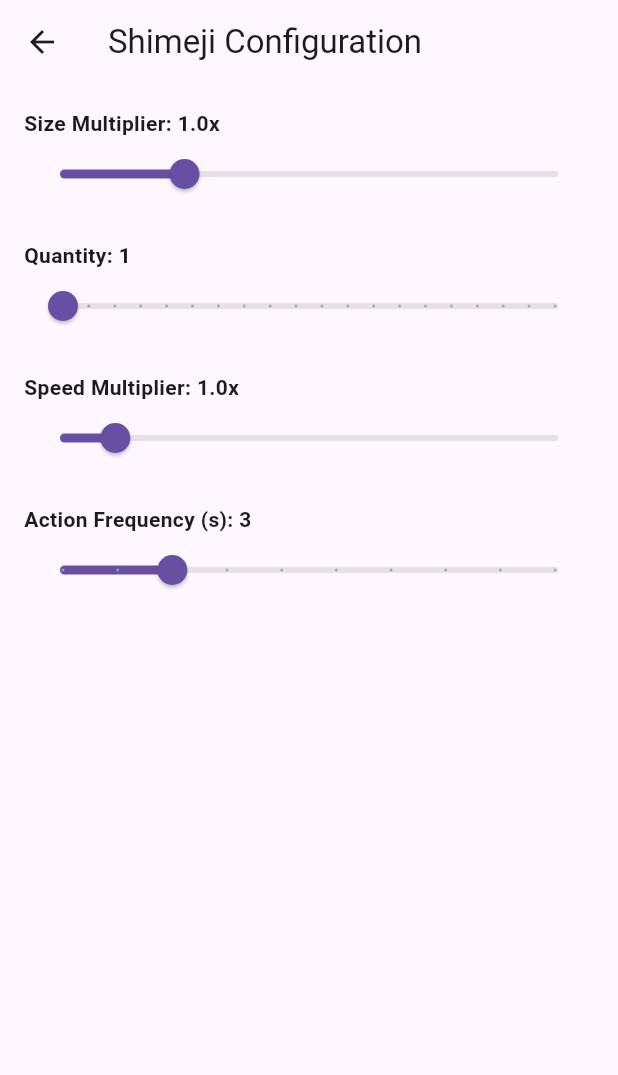
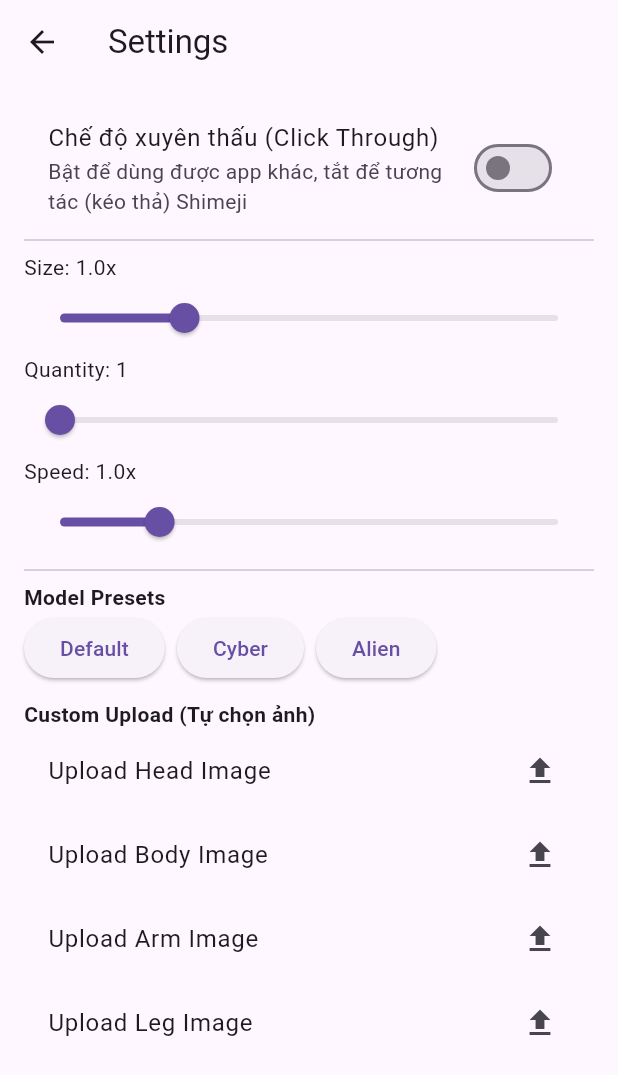
Before and after one commit to goddie9x/t_screen_funny_animation, a Flutter app: the screen it shows after launch, after a tap on the "settings" icon, on a phone screen of 412 x 824 dp. Shown: the top 1075 px of the screen. Run offline on Flutter 3.47's test engine with Material 3 defaults, Android fonts, the light colour scheme and no system bars; our stand-ins replace image_picker, shared_preferences; missing offline and left inert: flutter_overlay_window.

Commit message:
feat: add more activity for model, can setting model and trransparency

```diff
--- a/lib/screens/home_screen.dart
+++ b/lib/screens/home_screen.dart
@@ -1,7 +1,6 @@
 import 'dart:io';
 import 'package:flutter/material.dart';
 import 'package:flutter_overlay_window/flutter_overlay_window.dart';
-import 'package:permission_handler/permission_handler.dart';
 import '../utils/config.dart';
 import '../widgets/shimeji_character.dart';
 import 'settings_screen.dart';
@@ -16,16 +15,9 @@
   @override
   void initState() {
     super.initState();
-    _requestOverlayPermission();
     AppConfig.instance.addListener(() {
       if (mounted) setState(() {});
     });
-  }
-
-  Future<void> _requestOverlayPermission() async {
-    if (Platform.isAndroid && await Permission.systemAlertWindow.isDenied) {
-      await Permission.systemAlertWindow.request();
-    }
   }
 
   @override
@@ -37,14 +29,17 @@
         actions: [
           IconButton(
             icon: const Icon(Icons.desktop_windows),
-            tooltip: 'Start Background Overlay',
             onPressed: () async {
               if (Platform.isAndroid) {
+                bool isGranted = await FlutterOverlayWindow.isPermissionGranted();
+                if (!isGranted) await FlutterOverlayWindow.requestPermission();
                 if (await FlutterOverlayWindow.isActive()) return;
                 await FlutterOverlayWindow.showOverlay(
-                  flag: OverlayFlag.defaultFlag,
-                  alignment: OverlayAlignment.topLeft,
+                  flag: AppConfig.instance.isClickThrough ? OverlayFlag.clickThrough : OverlayFlag.defaultFlag,
+                  alignment: OverlayAlignment.center,
                   visibility: NotificationVisibility.visibilitySecret,
+                  height: WindowSize.matchParent,
+                  width: WindowSize.matchParent,
                 );
               }
             },
--- a/lib/screens/settings_screen.dart
+++ b/lib/screens/settings_screen.dart
@@ -1,4 +1,5 @@
 import 'package:flutter/material.dart';
+import 'package:image_picker/image_picker.dart';
 import '../utils/config.dart';
 
 class SettingsScreen extends StatefulWidget {
@@ -8,49 +9,63 @@
 }
 
 class _SettingsScreenState extends State<SettingsScreen> {
-  late int count; late double speed; late int freq; late double size;
-
-  @override
-  void initState() {
-    super.initState();
-    count = AppConfig.instance.shimejiCount;
-    speed = AppConfig.instance.speedMultiplier;
-    freq = AppConfig.instance.actionFrequency;
-    size = AppConfig.instance.sizeMultiplier;
-  }
+  final ImagePicker _picker = ImagePicker();
 
   @override
   Widget build(BuildContext context) {
+    final cfg = AppConfig.instance;
     return Scaffold(
-      appBar: AppBar(title: const Text('Shimeji Configuration')),
+      appBar: AppBar(title: const Text('Settings')),
       body: ListView(
         padding: const EdgeInsets.all(16),
         children: [
-          Text('Size Multiplier: ${size.toStringAsFixed(1)}x', style: const TextStyle(fontWeight: FontWeight.bold)),
-          Slider(value: size, min: 0.5, max: 2.5, onChanged: (v) {
-            setState(() => size = v);
-            AppConfig.instance.updateSize(size);
-          }),
-          const SizedBox(height: 20),
-          Text('Quantity: $count', style: const TextStyle(fontWeight: FontWeight.bold)),
-          Slider(value: count.toDouble(), min: 1, max: 20, divisions: 19, onChanged: (v) {
-            setState(() => count = v.toInt());
-            AppConfig.instance.updateCount(count);
-          }),
-          const SizedBox(height: 20),
-          Text('Speed Multiplier: ${speed.toStringAsFixed(1)}x', style: const TextStyle(fontWeight: FontWeight.bold)),
-          Slider(value: speed, min: 0.5, max: 5.0, onChanged: (v) {
-            setState(() => speed = v);
-            AppConfig.instance.updateSpeed(speed);
-          }),
-          const SizedBox(height: 20),
-          Text('Action Frequency (s): $freq', style: const TextStyle(fontWeight: FontWeight.bold)),
-          Slider(value: freq.toDouble(), min: 1, max: 10, divisions: 9, onChanged: (v) {
-            setState(() => freq = v.toInt());
-            AppConfig.instance.updateFrequency(freq);
-          }),
+          SwitchListTile(
+            title: const Text('Chế độ xuyên thấu (Click Through)'),
+            subtitle: const Text('Bật để dùng được app khác, tắt để tương tác (kéo thả) Shimeji'),
+            value: cfg.isClickThrough,
+            onChanged: (v) { cfg.isClickThrough = v; cfg.save(); setState((){}); },
+          ),
+          const Divider(),
+          Text('Size: ${cfg.sizeMultiplier.toStringAsFixed(1)}x'),
+          Slider(value: cfg.sizeMultiplier, min: 0.5, max: 2.5, onChanged: (v) { cfg.sizeMultiplier = v; cfg.save(); setState((){}); }),
+          Text('Quantity: ${cfg.shimejiCount}'),
+          Slider(value: cfg.shimejiCount.toDouble(), min: 1, max: 10, onChanged: (v) { cfg.shimejiCount = v.toInt(); cfg.save(); setState((){}); }),
+          Text('Speed: ${cfg.speedMultiplier.toStringAsFixed(1)}x'),
+          Slider(value: cfg.speedMultiplier, min: 0.5, max: 3.0, onChanged: (v) { cfg.speedMultiplier = v; cfg.save(); setState((){}); }),
+          const Divider(),
+          const Text('Model Presets', style: TextStyle(fontWeight: FontWeight.bold)),
+          Wrap(
+            spacing: 8,
+            children: [
+              ElevatedButton(onPressed: () { cfg.mode = 'preset'; cfg.presetId = 0; cfg.save(); setState((){}); }, child: const Text('Default')),
+              ElevatedButton(onPressed: () { cfg.mode = 'preset'; cfg.presetId = 1; cfg.save(); setState((){}); }, child: const Text('Cyber')),
+              ElevatedButton(onPressed: () { cfg.mode = 'preset'; cfg.presetId = 2; cfg.save(); setState((){}); }, child: const Text('Alien')),
+            ],
+          ),
+          const SizedBox(height: 10),
+          const Text('Custom Upload (Tự chọn ảnh)', style: TextStyle(fontWeight: FontWeight.bold)),
+          _buildUploadBtn('Head', (path) => cfg.headImg = path),
+          _buildUploadBtn('Body', (path) => cfg.bodyImg = path),
+          _buildUploadBtn('Arm', (path) => cfg.armImg = path),
+          _buildUploadBtn('Leg', (path) => cfg.legImg = path),
         ],
       ),
     );
   }
+
+  Widget _buildUploadBtn(String part, Function(String) onSet) {
+    return ListTile(
+      title: Text('Upload $part Image'),
+      trailing: const Icon(Icons.upload),
+      onTap: () async {
+        final xfile = await _picker.pickImage(source: ImageSource.gallery);
+        if (xfile != null) {
+          onSet(xfile.path);
+          AppConfig.instance.mode = 'custom';
+          AppConfig.instance.save();
+          setState((){});
+        }
+      },
+    );
+  }
 }
--- a/lib/utils/config.dart
+++ b/lib/utils/config.dart
@@ -1,4 +1,6 @@
 import 'package:flutter/material.dart';
+import 'package:shared_preferences/shared_preferences.dart';
+import 'package:flutter_overlay_window/flutter_overlay_window.dart';
 
 class AppConfig extends ChangeNotifier {
   static final AppConfig instance = AppConfig._internal();
@@ -8,22 +10,54 @@
   double speedMultiplier = 1.0;
   int actionFrequency = 3;
   double sizeMultiplier = 1.0;
+  bool isClickThrough = false;
 
-  Color headColor = Colors.orange;
-  Color bodyColor = Colors.blue;
-  Color armColor = Colors.blueGrey;
-  Color legColor = Colors.brown;
+  String mode = 'preset';
+  int presetId = 0;
+  String? headImg, bodyImg, armImg, legImg;
 
-  IconData? headIcon, bodyIcon, armIcon, legIcon;
+  Future<void> load() async {
+    final prefs = await SharedPreferences.getInstance();
+    shimejiCount = prefs.getInt('count') ?? 1;
+    speedMultiplier = prefs.getDouble('speed') ?? 1.0;
+    actionFrequency = prefs.getInt('freq') ?? 3;
+    sizeMultiplier = prefs.getDouble('size') ?? 1.0;
+    isClickThrough = prefs.getBool('clickThrough') ?? false;
+    mode = prefs.getString('mode') ?? 'preset';
+    presetId = prefs.getInt('presetId') ?? 0;
+    headImg = prefs.getString('headImg');
+    bodyImg = prefs.getString('bodyImg');
+    armImg = prefs.getString('armImg');
+    legImg = prefs.getString('legImg');
 
-  void updateCount(int c) { shimejiCount = c; notifyListeners(); }
-  void updateSpeed(double s) { speedMultiplier = s; notifyListeners(); }
-  void updateFrequency(int f) { actionFrequency = f; notifyListeners(); }
-  void updateSize(double s) { sizeMultiplier = s; notifyListeners(); }
-
-  void updateStyle(Color h, Color b, Color a, Color l, {IconData? hi, IconData? bi, IconData? ai, IconData? li}) {
-    headColor = h; bodyColor = b; armColor = a; legColor = l;
-    headIcon = hi; bodyIcon = bi; armIcon = ai; legIcon = li;
+    _updateFlag();
     notifyListeners();
   }
+
+  Future<void> save() async {
+    final prefs = await SharedPreferences.getInstance();
+    await prefs.setInt('count', shimejiCount);
+    await prefs.setDouble('speed', speedMultiplier);
+    await prefs.setInt('freq', actionFrequency);
+    await prefs.setDouble('size', sizeMultiplier);
+    await prefs.setBool('clickThrough', isClickThrough);
+    await prefs.setString('mode', mode);
+    await prefs.setInt('presetId', presetId);
+    if(headImg != null) await prefs.setString('headImg', headImg!);
+    if(bodyImg != null) await prefs.setString('bodyImg', bodyImg!);
+    if(armImg != null) await prefs.setString('armImg', armImg!);
+    if(legImg != null) await prefs.setString('legImg', legImg!);
+
+    _updateFlag();
+    try { await FlutterOverlayWindow.shareData('reload'); } catch (_) {}
+    notifyListeners();
+  }
+
+  Future<void> _updateFlag() async {
+    try {
+      if (await FlutterOverlayWindow.isActive()) {
+        await FlutterOverlayWindow.updateFlag(isClickThrough ? OverlayFlag.clickThrough : OverlayFlag.defaultFlag);
+      }
+    } catch (_) {}
+  }
 }
--- a/lib/widgets/shimeji_character.dart
+++ b/lib/widgets/shimeji_character.dart
@@ -1,5 +1,6 @@
 import 'dart:async';
 import 'dart:math';
+import 'dart:io';
 import 'package:flutter/material.dart';
 import '../utils/config.dart';
 
@@ -10,7 +11,7 @@
 }
 
 class _ShimejiCharacterState extends State<ShimejiCharacter> with TickerProviderStateMixin {
-  double posX = 0, posY = 0, velX = 0, velY = 0;
+  double posX = 50, posY = 50, velX = 0, velY = 0;
   bool isLeft = false;
   String mode = 'fall';
   late AnimationController _animCtrl;
@@ -20,7 +21,7 @@
   @override
   void initState() {
     super.initState();
-    posX = _rng.nextDouble() * 200 + 50;
+    posX = _rng.nextDouble() * 150 + 50;
     _animCtrl = AnimationController(vsync: this, duration: const Duration(milliseconds: 1000))..repeat();
     _logicTimer = Timer.periodic(const Duration(milliseconds: 16), (t) => _update());
     _brain();
@@ -30,9 +31,10 @@
     Future.delayed(Duration(seconds: _rng.nextInt(AppConfig.instance.actionFrequency) + 1), () {
       if (!mounted) return;
       if (mode != 'fall' && mode != 'drag' && mode != 'climb') {
-        int r = _rng.nextInt(10);
-        if (r < 3) { mode = 'idle'; velX = 0; }
-        else if (r < 7) { mode = 'walk'; velX = (isLeft ? -2.5 : 2.5) * AppConfig.instance.speedMultiplier; }
+        int r = _rng.nextInt(100);
+        if (r < 20) { mode = 'idle'; velX = 0; }
+        else if (r < 50) { mode = 'walk'; velX = (isLeft ? -2.0 : 2.0) * AppConfig.instance.speedMultiplier; }
+        else if (r < 80) { mode = 'crawl'; velX = (isLeft ? -1.0 : 1.0) * AppConfig.instance.speedMultiplier; }
         else { mode = 'jump'; velY = -12 * AppConfig.instance.speedMultiplier; mode = 'fall'; }
       }
       _brain();
@@ -43,30 +45,28 @@
     if (!mounted || mode == 'drag') return;
     Size s = MediaQuery.of(context).size;
     double scale = AppConfig.instance.sizeMultiplier;
-    double charW = 100 * scale;
-    double charH = 150 * scale;
+    double hitW = 80 * scale; double hitH = 130 * scale;
 
     setState(() {
       if (mode != 'climb') velY += 0.8 * AppConfig.instance.speedMultiplier;
       posX += velX;
       posY += velY;
 
-      if (posY >= s.height - charH) {
-        posY = s.height - charH;
-        velY = 0;
+      if (posY >= s.height - hitH && s.height > 0) {
+        posY = s.height - hitH; velY = 0;
         if (mode == 'fall') mode = 'idle';
       }
 
       if (posX <= 0) {
         posX = 0;
-        if (mode == 'walk') { isLeft = false; velX = 2.5 * AppConfig.instance.speedMultiplier; }
+        if (mode == 'walk' || mode == 'crawl') { isLeft = false; velX = (mode == 'walk' ? 2.0 : 1.0) * AppConfig.instance.speedMultiplier; }
         else if (mode == 'climb') { isLeft = true; }
         if (mode != 'fall' && mode != 'drag' && _rng.nextBool() && posY > 0) {
           mode = 'climb'; velY = -2 * AppConfig.instance.speedMultiplier; velX = 0; isLeft = true;
         }
-      } else if (posX >= s.width - charW && s.width > 0) {
-        posX = s.width - charW;
-        if (mode == 'walk') { isLeft = true; velX = -2.5 * AppConfig.instance.speedMultiplier; }
+      } else if (posX >= s.width - hitW && s.width > 0) {
+        posX = s.width - hitW;
+        if (mode == 'walk' || mode == 'crawl') { isLeft = true; velX = (mode == 'walk' ? -2.0 : -1.0) * AppConfig.instance.speedMultiplier; }
         else if (mode == 'climb') { isLeft = false; }
         if (mode != 'fall' && mode != 'drag' && _rng.nextBool() && posY > 0) {
           mode = 'climb'; velY = -2 * AppConfig.instance.speedMultiplier; velX = 0; isLeft = false;
@@ -75,9 +75,7 @@
         if (mode == 'climb') { mode = 'fall'; velY = 0; }
       }
 
-      if (posY <= 0 && mode == 'climb') {
-        mode = 'fall'; velY = 2 * AppConfig.instance.speedMultiplier; velX = isLeft ? 2 : -2;
-      }
+      if (posY <= 0 && mode == 'climb') { mode = 'fall'; velY = 2 * AppConfig.instance.speedMultiplier; velX = isLeft ? 2 : -2; }
     });
   }
 
@@ -94,23 +92,15 @@
       left: posX,
       top: posY,
       child: GestureDetector(
-        onPanUpdate: (d) => setState(() {
-          mode = 'drag';
-          posX += d.delta.dx;
-          posY += d.delta.dy;
-        }),
-        onPanEnd: (d) => setState(() {
-          mode = 'fall';
-          velX = d.velocity.pixelsPerSecond.dx / 100;
-          velY = d.velocity.pixelsPerSecond.dy / 100;
-        }),
+        onPanUpdate: AppConfig.instance.isClickThrough ? null : (d) => setState(() { mode = 'drag'; posX += d.delta.dx; posY += d.delta.dy; }),
+        onPanEnd: AppConfig.instance.isClickThrough ? null : (d) => setState(() { mode = 'fall'; velX = d.velocity.pixelsPerSecond.dx / 100; velY = d.velocity.pixelsPerSecond.dy / 100; }),
         child: Transform.scale(
           scale: AppConfig.instance.sizeMultiplier,
           alignment: Alignment.topLeft,
           child: AnimatedBuilder(
             animation: _animCtrl,
             builder: (context, child) => Transform(
-              alignment: Alignment.center,
+              alignment: const Alignment(0, 0.5),
               transform: Matrix4.rotationY(isLeft ? pi : 0),
               child: _buildSkeleton(),
             ),
@@ -121,55 +111,44 @@
   }
 
   Widget _buildSkeleton() {
-    double speedMult = AppConfig.instance.speedMultiplier;
-    double t = _animCtrl.value * (speedMult > 0 ? speedMult : 1);
+    double t = _animCtrl.value * (AppConfig.instance.speedMultiplier);
     double walkPhase = sin(t * pi * 2);
     double climbPhase = sin(t * pi * 4);
+    double headRot = mode == 'idle' ? sin(t * pi) * 0.1 : 0;
+    double bodyTilt = 0, armRot = 0, legRot = 0;
 
-    double headRot = mode == 'idle' ? sin(t * pi) * 0.1 : 0;
-    double bodyTilt = mode == 'walk' ? 0.1 : 0;
-
-    double armRot = 0;
-    double legRot = 0;
-
-    if (mode == 'walk') {
-      armRot = walkPhase * 0.5;
-      legRot = walkPhase * 0.6;
-    } else if (mode == 'fall') {
-      armRot = pi - 0.5;
-      legRot = 0.2;
-    } else if (mode == 'climb') {
-      armRot = pi + climbPhase * 0.2;
-      legRot = climbPhase * 0.3;
-    } else if (mode == 'drag') {
-      armRot = pi;
-      legRot = 0.5;
-    }
+    if (mode == 'walk') { bodyTilt = 0.1; armRot = walkPhase * 0.5; legRot = walkPhase * 0.6; }
+    else if (mode == 'crawl') { bodyTilt = pi / 2 - 0.2; headRot = -pi / 2 + 0.3; armRot = walkPhase * 0.8; legRot = walkPhase * 0.8; }
+    else if (mode == 'fall') { armRot = pi - 0.5; legRot = 0.2; }
+    else if (mode == 'climb') { armRot = pi + climbPhase * 0.2; legRot = climbPhase * 0.3; }
+    else if (mode == 'drag') { armRot = pi; legRot = 0.5; }
 
     final cfg = AppConfig.instance;
+    Color hC = Colors.orange, bC = Colors.blue, aC = Colors.blueGrey, lC = Colors.brown;
+    if (cfg.presetId == 1) { hC = Colors.red; bC = Colors.black87; aC = Colors.grey; lC = Colors.redAccent; }
+    else if (cfg.presetId == 2) { hC = Colors.greenAccent; bC = Colors.purple; aC = Colors.teal; lC = Colors.deepPurple; }
 
     return SizedBox(
-      width: 100,
-      height: 150,
+      width: 100, height: 150,
       child: Stack(
         clipBehavior: Clip.none,
         children: [
-          Positioned(left: 35, top: 50, child: _joint(25, 50, cfg.bodyColor, bodyTilt, Alignment.bottomCenter, cfg.bodyIcon, [
-            Positioned(left: -5, top: -35, child: _joint(35, 35, cfg.headColor, headRot, Alignment.bottomCenter, cfg.headIcon, [
-              if (cfg.headIcon == null) Positioned(left: 5, top: 5, child: Container(width: 5, height: 5, color: Colors.white, child: Center(child: Container(width: 2, height: 2, color: Colors.black)))),
-              if (cfg.headIcon == null) Positioned(left: 20, top: 5, child: Container(width: 5, height: 5, color: Colors.white, child: Center(child: Container(width: 2, height: 2, color: Colors.black)))),
+          Positioned(left: 35, top: 50, child: _joint(25, 50, bC, bodyTilt, Alignment.bottomCenter, cfg.bodyImg, [
+            Positioned(left: -5, top: -35, child: _joint(35, 35, hC, headRot, Alignment.bottomCenter, cfg.headImg, [
+              if (cfg.mode != 'custom' || cfg.headImg == null) Positioned(left: 5, top: 5, child: _eye()),
+              if (cfg.mode != 'custom' || cfg.headImg == null) Positioned(left: 20, top: 5, child: _eye()),
             ])),
-            Positioned(left: -10, top: 0, child: _joint(12, 35, cfg.armColor, -armRot, Alignment.topCenter, cfg.armIcon, [
-              Positioned(left: 0, top: 30, child: _joint(10, 30, cfg.armColor, -0.2, Alignment.topCenter, cfg.armIcon, [])),
+            Positioned(left: -10, top: 0, child: _joint(12, 35, aC, -armRot, Alignment.topCenter, cfg.armImg, [
+              Positioned(left: 0, top: 30, child: _joint(10, 30, aC, -0.2, Alignment.topCenter, cfg.armImg, [])),
             ])),
-            Positioned(left: 25, top: 0, child: _joint(12, 35, cfg.armColor, armRot, Alignment.topCenter, cfg.armIcon, [
-              Positioned(left: 0, top: 30, child: _joint(10, 30, cfg.armColor, 0.2, Alignment.topCenter, cfg.armIcon, [])),
+            Positioned(left: 25, top: 0, child: _joint(12, 35, aC, armRot, Alignment.topCenter, cfg.armImg, [
+              Positioned(left: 0, top: 30, child: _joint(10, 30, aC, 0.2, Alignment.topCenter, cfg.armImg, [])),
             ])),
-            Positioned(left: 0, top: 45, child: _joint(12, 35, cfg.legColor, legRot, Alignment.topCenter, cfg.legIcon, [
-              Positioned(left: 0, top: 30, child: _joint(11, 30, cfg.legColor, legRot.abs(), Alignment.topCenter, cfg.legIcon, [])),
+            Positioned(left: 0, top: 45, child: _joint(12, 35, lC, legRot, Alignment.topCenter, cfg.legImg, [
+              Positioned(left: 0, top: 30, child: _joint(11, 30, lC, legRot.abs(), Alignment.topCenter, cfg.legImg, [])),
             ])),
-            Positioned(left: 15, top: 45, child: _joint(12, 35, cfg.legColor, -legRot, Alignment.topCenter, cfg.legIcon, [
-              Positioned(left: 0, top: 30, child: _joint(11, 30, cfg.legColor, legRot.abs(), Alignment.topCenter, cfg.legIcon, [])),
+            Positioned(left: 15, top: 45, child: _joint(12, 35, lC, -legRot, Alignment.topCenter, cfg.legImg, [
+              Positioned(left: 0, top: 30, child: _joint(11, 30, lC, legRot.abs(), Alignment.topCenter, cfg.legImg, [])),
             ])),
           ])),
         ],
@@ -177,21 +156,19 @@
     );
   }
 
-  Widget _joint(double w, double h, Color c, double r, Alignment a, IconData? icon, List<Widget> children) {
+  Widget _eye() => Container(width: 5, height: 5, color: Colors.white, child: Center(child: Container(width: 2, height: 2, color: Colors.black)));
+
+  Widget _joint(double w, double h, Color c, double r, Alignment a, String? img, List<Widget> children) {
+    bool isCus = AppConfig.instance.mode == 'custom' && img != null;
     return Transform.rotate(
-      angle: r,
-      alignment: a,
+      angle: r, alignment: a,
       child: Container(
-        width: w,
-        height: h,
-        decoration: icon == null ? BoxDecoration(color: c, borderRadius: BorderRadius.circular(10)) : null,
-        child: Stack(
-          clipBehavior: Clip.none,
-          children: [
-            if (icon != null) Positioned.fill(child: FittedBox(child: Icon(icon, color: Colors.black87))),
-            ...children
-          ]
-        ),
+        width: w, height: h,
+        decoration: BoxDecoration(color: isCus ? Colors.transparent : c, borderRadius: BorderRadius.circular(10)),
+        child: Stack(clipBehavior: Clip.none, children: [
+          if (isCus) Positioned.fill(child: ClipRRect(borderRadius: BorderRadius.circular(10), child: Image.file(File(img), fit: BoxFit.cover))),
+          ...children
+        ]),
       ),
     );
   }
--- a/pubspec.yaml
+++ b/pubspec.yaml
@@ -36,6 +36,8 @@
   cupertino_icons: ^1.0.8
   permission_handler: ^12.0.1
   flutter_overlay_window: ^0.5.0
+  image_picker: ^1.2.2
+  shared_preferences: ^2.5.5
 
 dev_dependencies:
   flutter_test:
```
Also changed, not shown: lib/main.dart (+36 -4 lines), lib/screens/overlay_screen.dart (added, +17 -0 lines), pubspec.lock, 6 other files.
